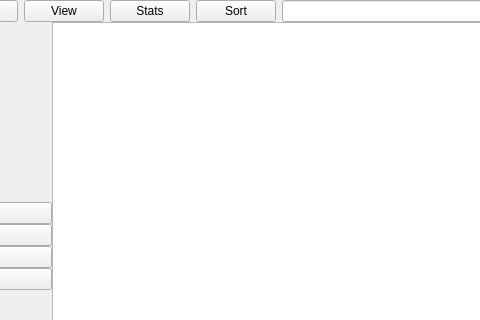
First picture: the form in GameTrackerV2/mainwindow.ui, repository Zazkya/game-tracker-v2, before the edit; both pictures show x 148 to 628 and y 0 to 320 of the 1280 by 720 pixel window.
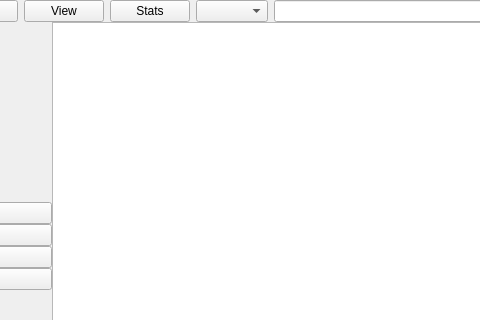
Second picture: the form after the edit.

Commit message: added filter by platform functionality spruced up database queries finished up edit window

```diff
--- a/GameTrackerV2/mainwindow.ui
+++ b/GameTrackerV2/mainwindow.ui
@@ -61,11 +61,7 @@
        </widget>
       </item>
       <item>
-       <widget class="QPushButton" name="sortButton">
-        <property name="text">
-         <string>Sort</string>
-        </property>
-       </widget>
+       <widget class="QComboBox" name="platformFilter"/>
       </item>
       <item>
        <widget class="QLineEdit" name="lineEdit"/>
```
The commit also changes 8 other files.
